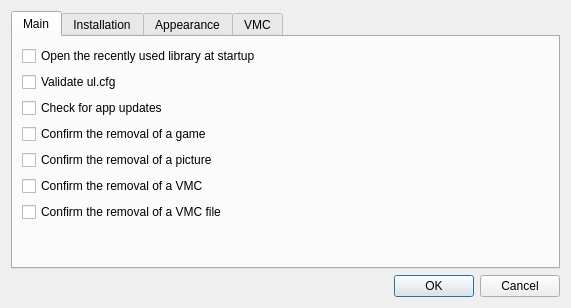
Old version of the form src/OplPcTools/UI/SettingsDialog.ui in the repository brainstream/OPL-PC-Tools.
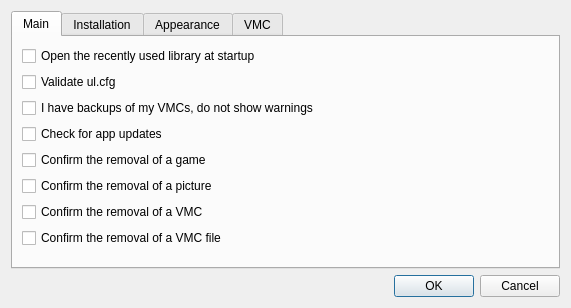
New version of the form.

Commit message: VMC writing warning

Patch:
```diff
--- a/src/OplPcTools/UI/SettingsDialog.ui
+++ b/src/OplPcTools/UI/SettingsDialog.ui
@@ -41,6 +41,13 @@
          </property>
         </widget>
        </item>
+       <item>
+        <widget class="QCheckBox" name="mp_checkbox_suppress_vmc_write_warning">
+         <property name="text">
+          <string>I have backups of my VMCs, do not show warnings</string>
+         </property>
+        </widget>
+       </item>
        <item>
         <widget class="QCheckBox" name="mp_checkbox_check_new_versions">
          <property name="text">
```
Left out of the diff: 1 changed line with no effect on the pictures. The commit also changes 7 other files.
